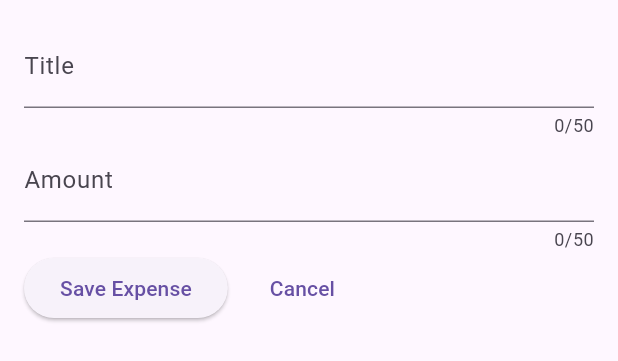
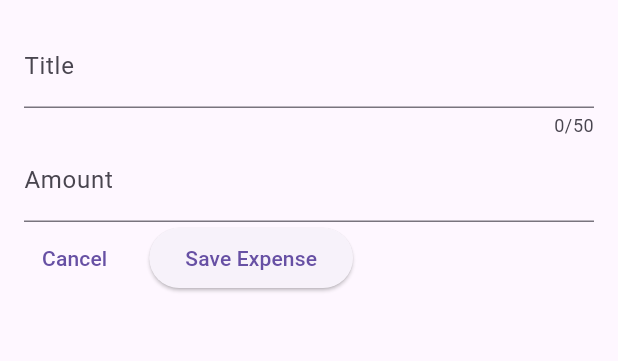
Before and after one commit to omanfathurrahman/expense_tracker, a Flutter app: the NewExpense widget shown alone on an empty page, opened directly, on a phone screen of 412 x 824 dp. Shown: the top 361 px of the screen. Run offline on Flutter 3.47's test engine with Material 2 defaults, Android fonts, the phone set to English and light mode, and no system bars.

Commit message:
Exercise Solution and Closing the modal manually

```diff
--- a/lib/widgets/new_expense.dart
+++ b/lib/widgets/new_expense.dart
@@ -43,14 +43,24 @@ class _NewExpenseState extends State<NewExpense> {
           TextField(
             controller: _amountController,
             // onChanged: _saveTitleInput,
-            maxLength: 50,
+            keyboardType: TextInputType.number,
 
             decoration: const InputDecoration(
               label: Text('Amount'),
+              prefixText: "\$ ",
             ),
           ),
           Row(
             children: [
+              TextButton(
+                onPressed: () {
+                  Navigator.pop(context);
+                },
+                child: const Text("Cancel"),
+              ),
+              const SizedBox(
+                width: 16,
+              ),
               ElevatedButton(
                 onPressed: () {
                   print(_titleController.text);
@@ -58,8 +68,6 @@ class _NewExpenseState extends State<NewExpense> {
                 },
                 child: const Text('Save Expense'),
               ),
-              SizedBox(width: 16,),
-              TextButton(onPressed: () {}, child: Text("Cancel"))
             ],
           ),
         ],
```
